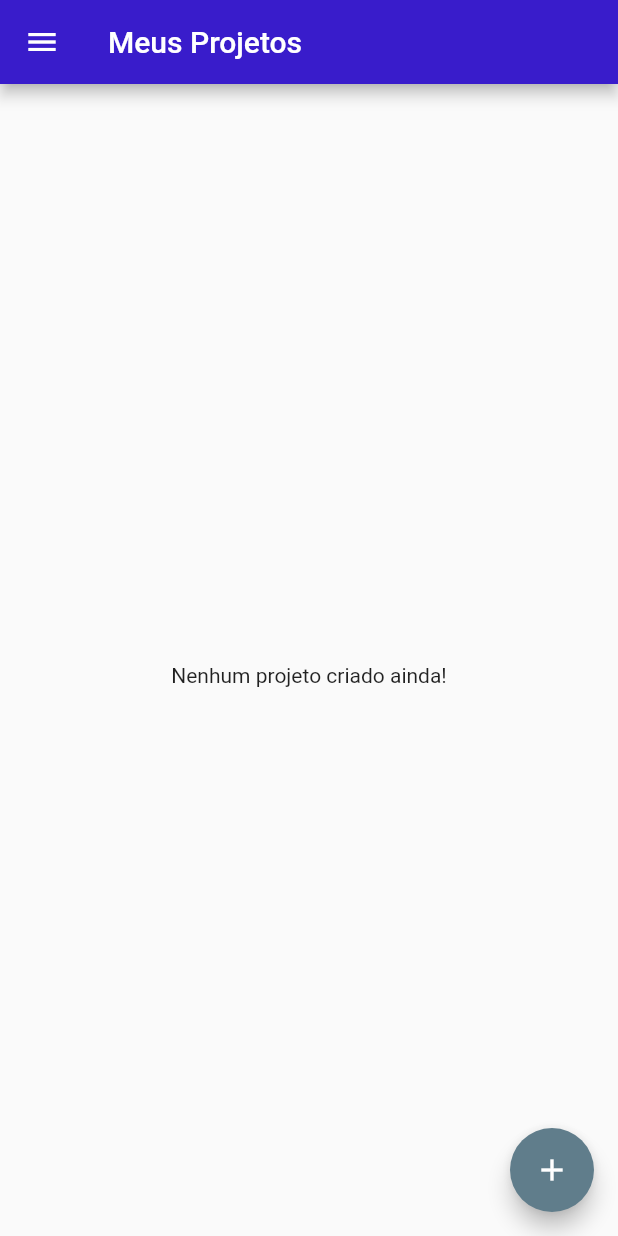
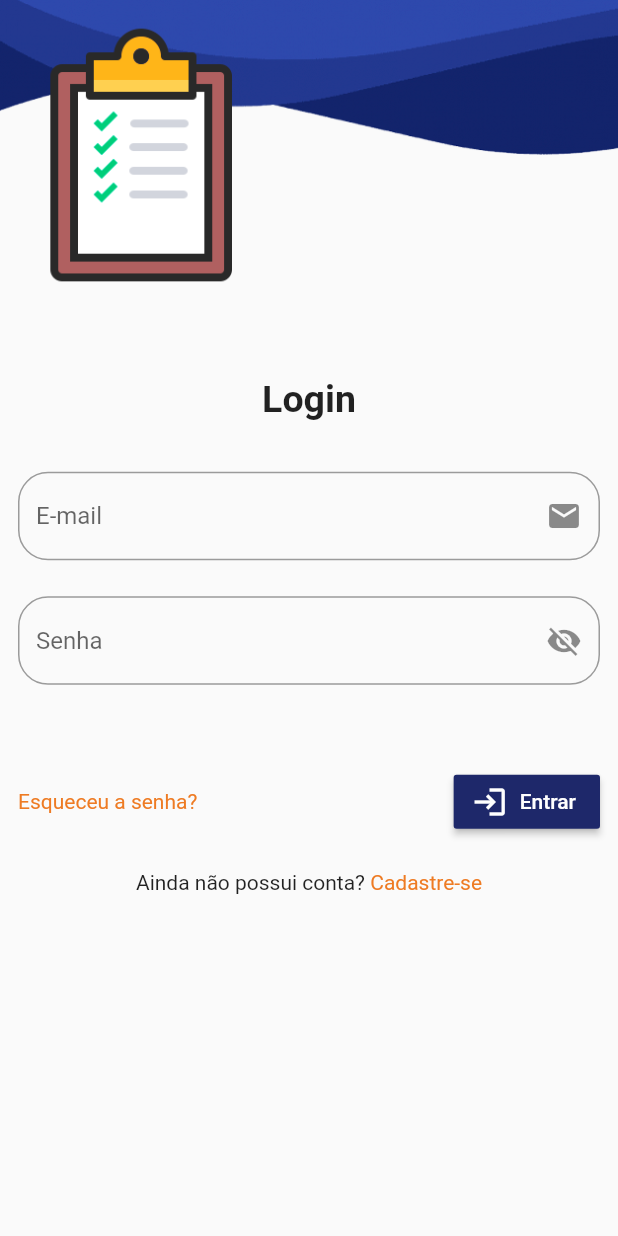
Before and after one commit to AronScap/projetos-flutter, a Flutter app: the screen it shows after launch, on a phone screen of 412 x 824 dp. Run offline on Flutter 3.47's test engine with Material 2 defaults, Android fonts, the light colour scheme and no system bars; missing offline and left inert: flutter_statusbarcolor.

Commit message:
12-11-2020

```diff
--- a/gestao_projetos/lib/HomePage.dart
+++ b/gestao_projetos/lib/HomePage.dart
@@ -2,6 +2,7 @@ import 'package:flutter/material.dart';
 import 'package:http/http.dart' as http;
 import 'dart:convert';
 import 'dart:async';
+
 
 class HomePage extends StatefulWidget {
   @override
@@ -19,9 +20,12 @@ class _HomePageState extends State<HomePage> {
   }
   List items = [];
 
+  void _getlista() async {
+
+  }
+
   @override
   Widget build(BuildContext context) {
-
     return Scaffold(
       appBar: AppBar(
         title: Text("Meus Projetos"),
--- /dev/null
+++ b/gestao_projetos/lib/LoginPage.dart
@@ -0,0 +1,139 @@
+import 'package:flutter/material.dart';
+import 'package:flutter_statusbarcolor/flutter_statusbarcolor.dart';
+import 'package:gestao_projetos/CadastroPage.dart';
+import 'package:gestao_projetos/EsqueciSenha.dart';
+import 'package:gestao_projetos/HomePage.dart';
+
+
+class LoginPage extends StatefulWidget {
+  @override
+  _LoginPageState createState() => _LoginPageState();
+}
+
+class _LoginPageState extends State<LoginPage> {
+  @override
+  Widget build(BuildContext context) {
+    double width=MediaQuery.of(context).size.width;
+    double height=MediaQuery.of(context).size.height;
+    FlutterStatusbarcolor.setStatusBarColor(Color(0xff2e49ad));
+    // FlutterStatusbarcolor.setNavigationBarColor(Colors.blue);
+
+    return Scaffold(
+      body: Container(
+        child: Container(
+          height: height,
+          width: width,
+          child: SingleChildScrollView(
+            child: Column(
+              mainAxisAlignment: MainAxisAlignment.start,
+              children: [
+                Container(
+                  width: width,
+                  child: Image.asset('images/login.png',fit: BoxFit.fitWidth,),
+                ),
+                Padding(
+                  padding: const EdgeInsets.all(12.0),
+                  child: Row(
+                    mainAxisAlignment: MainAxisAlignment.center,
+                    children: [
+                      Text('Login',style: TextStyle(fontSize: 25.0,fontWeight: FontWeight.bold),),
+                    ],
+                  ),
+                ),
+                SizedBox(height: 10.0,),
+                Padding(
+                  padding: const EdgeInsets.all(12.0),
+                  child: TextField(
+                    decoration: InputDecoration(
+                      hintText: 'E-mail',
+                      suffixIcon: Icon(Icons.email),
+                      border: OutlineInputBorder(
+                        borderRadius: BorderRadius.circular(20.0),
+                      ),
+                    ),
+                  ),
+                ),
+                // SizedBox(height: 0.0,),
+                Padding(
+                  padding: const EdgeInsets.all(12.0),
+                  child: TextField(
+                    obscureText: true,
+                    decoration: InputDecoration(
+                      hintText: 'Senha',
+                      suffixIcon: Icon(Icons.visibility_off),
+                      border: OutlineInputBorder(
+                        borderRadius: BorderRadius.circular(20.0),
+                      ),
+                    ),
+                  ),
+                ),
+                SizedBox(height: 30.0,),
+                Padding(
+                  padding: const EdgeInsets.all(12.0),
+                  child: Row(
+                    mainAxisAlignment: MainAxisAlignment.spaceBetween,
+                    children: [
+                      GestureDetector(
+                        onTap: (){
+                          Navigator.push(
+                            context,
+                            MaterialPageRoute(builder: (context) => EsqueciSenha()),
+                          );
+                        },
+                        child: Text.rich(
+                          TextSpan(
+                            text: 'Esqueceu a senha?',
+                            style: TextStyle(
+                              color: Color(0xffEE7B23)
+                            ),
+                          ),
+                        )
+                      ),
+                      RaisedButton.icon(
+                        onPressed: () {
+                          Navigator.of(context).pushAndRemoveUntil(
+                            MaterialPageRoute(builder: (context)=>HomePage() ),
+                            (Route<dynamic> route) => false
+                          );
+                        },
+                        icon: Icon(Icons.login),
+                        label: Text('Entrar'),
+                        textColor: Colors.white,
+                        color: Color(0xff1e286a),
+                      ),
+                    ],
+                  ),
+                ),
+                SizedBox(height:10.0),
+                GestureDetector(
+                  onTap: (){
+                    Navigator.push(
+                      context,
+                      MaterialPageRoute(builder: (context) => CadastroPage()),
+                    );
+
+                  },
+                  child: Text.rich(
+                    TextSpan(
+                      text: 'Ainda não possui conta? ',
+                      children: [
+                        TextSpan(
+                          text: 'Cadastre-se',
+                          style: TextStyle(
+                            color: Color(0xffEE7B23)
+                          ),
+                        ),
+                      ]
+                    ),
+                  ),
+                ),
+
+
+              ],
+            ),
+          ),
+        )
+      )
+    );
+  }
+}
--- a/gestao_projetos/lib/main.dart
+++ b/gestao_projetos/lib/main.dart
@@ -1,9 +1,10 @@
 import 'package:flutter/material.dart';
 import 'package:gestao_projetos/HomePage.dart';
+import 'package:gestao_projetos/LoginPage.dart';
 
 void main() {
   runApp(MaterialApp(
     debugShowCheckedModeBanner: false,
-    home: HomePage(),
+    home: LoginPage(),
   ));
 }
--- a/gestao_projetos/pubspec.yaml
+++ b/gestao_projetos/pubspec.yaml
@@ -29,6 +29,7 @@ dependencies:
   # Use with the CupertinoIcons class for iOS style icons.
   cupertino_icons: ^1.0.0
   http: ^0.12.2
+  flutter_statusbarcolor: ^0.2.3
 
 dev_dependencies:
   flutter_test:
@@ -46,9 +47,8 @@ flutter:
   uses-material-design: true
 
   # To add assets to your application, add an assets section, like this:
-  # assets:
-  #   - images/a_dot_burr.jpeg
-  #   - images/a_dot_ham.jpeg
+  assets:
+    - images/login.png
 
   # An image asset can refer to one or more resolution-specific "variants", see
   # https://flutter.dev/assets-and-images/#resolution-aware.
```
Also changed, not shown: gestao_projetos/lib/CadastroPage.dart (added, +71 -0 lines), gestao_projetos/lib/EsqueciSenha.dart (added, +73 -0 lines), gestao_projetos/images/login.png (added), gestao_projetos/pubspec.lock.
